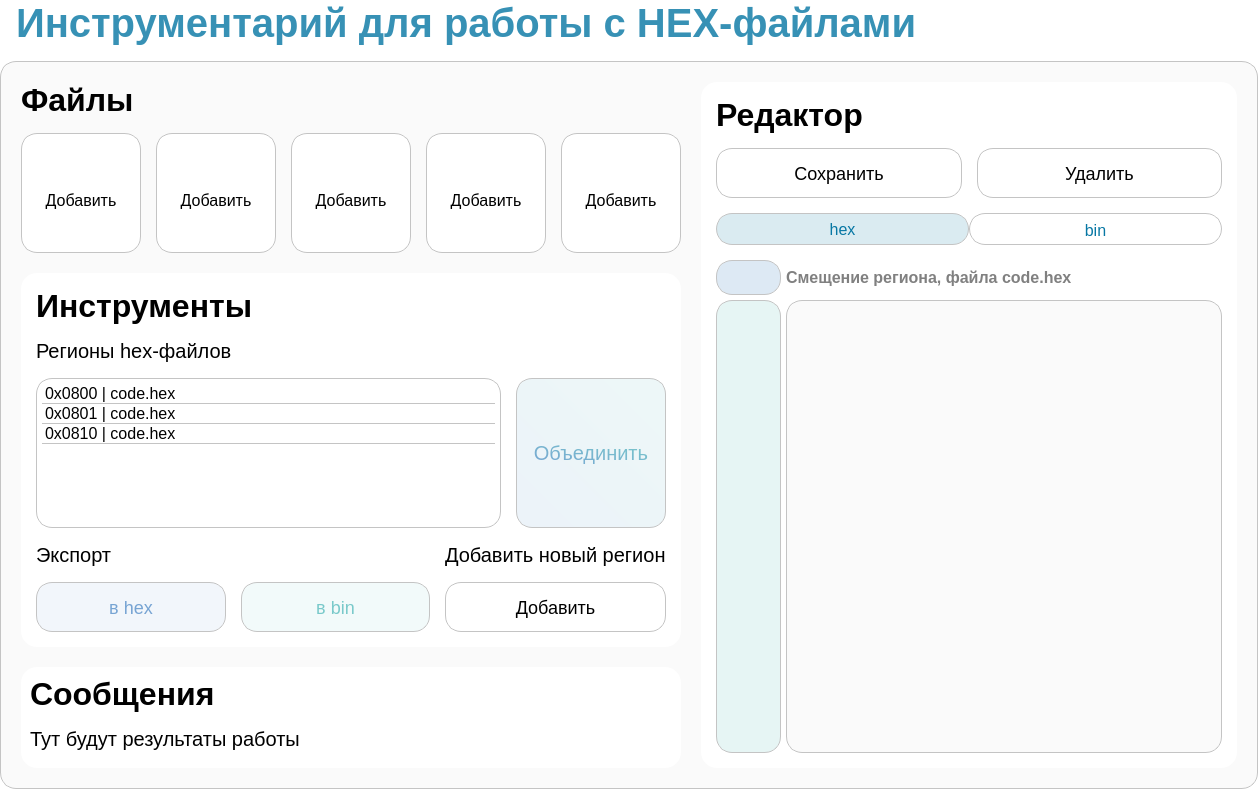
This is ui/design.ui in stsln/hex_file_tools as Qt 5 draws it before an edit. The edited form follows.
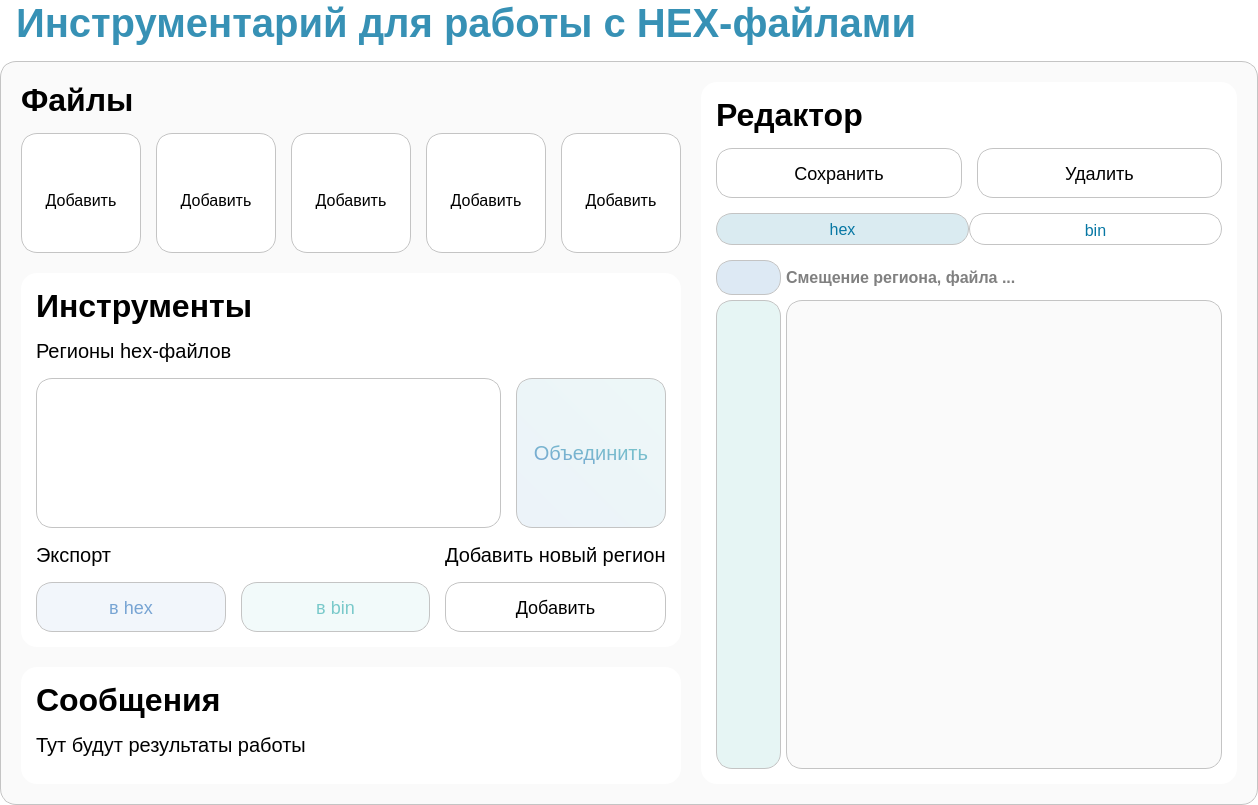
This is the edited form. Icons and pictures are not drawn.

Commit message: Доработка интерфейса.

```diff
--- a/ui/design.ui
+++ b/ui/design.ui
@@ -7,7 +7,7 @@
     <x>0</x>
     <y>0</y>
     <width>1258</width>
-    <height>789</height>
+    <height>805</height>
    </rect>
   </property>
   <property name="windowTitle">
@@ -582,39 +582,6 @@
                 <property name="dragDropMode">
                  <enum>QAbstractItemView::InternalMove</enum>
                 </property>
-                <item>
-                 <property name="text">
-                  <string>0x0800 | code.hex</string>
-                 </property>
-                 <property name="foreground">
-                  <brush brushstyle="NoBrush">
-                   <color alpha="255">
-                    <red>0</red>
-                    <green>0</green>
-                    <blue>0</blue>
-                   </color>
-                  </brush>
-                 </property>
-                 <property name="checkState">
-                  <enum>Unchecked</enum>
-                 </property>
-                </item>
-                <item>
-                 <property name="text">
-                  <string>0x0801 | code.hex</string>
-                 </property>
-                 <property name="checkState">
-                  <enum>Unchecked</enum>
-                 </property>
-                </item>
-                <item>
-                 <property name="text">
-                  <string>0x0810 | code.hex</string>
-                 </property>
-                 <property name="checkState">
-                  <enum>Unchecked</enum>
-                 </property>
-                </item>
                </widget>
               </item>
              </layout>
@@ -833,6 +800,21 @@
             <enum>QFrame::Raised</enum>
            </property>
            <layout class="QVBoxLayout" name="verticalLayout_7">
+            <property name="spacing">
+             <number>15</number>
+            </property>
+            <property name="leftMargin">
+             <number>15</number>
+            </property>
+            <property name="topMargin">
+             <number>15</number>
+            </property>
+            <property name="rightMargin">
+             <number>15</number>
+            </property>
+            <property name="bottomMargin">
+             <number>15</number>
+            </property>
             <item>
              <widget class="QLabel" name="message_title">
               <property name="sizePolicy">
@@ -857,7 +839,7 @@
               </property>
              </widget>
             </item>
-            <item>
+            <item alignment="Qt::AlignTop">
              <widget class="QLabel" name="message_label">
               <property name="styleSheet">
                <string notr="true">QLabel 
@@ -1231,7 +1213,7 @@
 }</string>
                   </property>
                   <property name="text">
-                   <string>Смещение региона, файла code.hex</string>
+                   <string>Смещение региона, файла ...</string>
                   </property>
                  </widget>
                 </item>
```
The commit also changes 2 other files.
